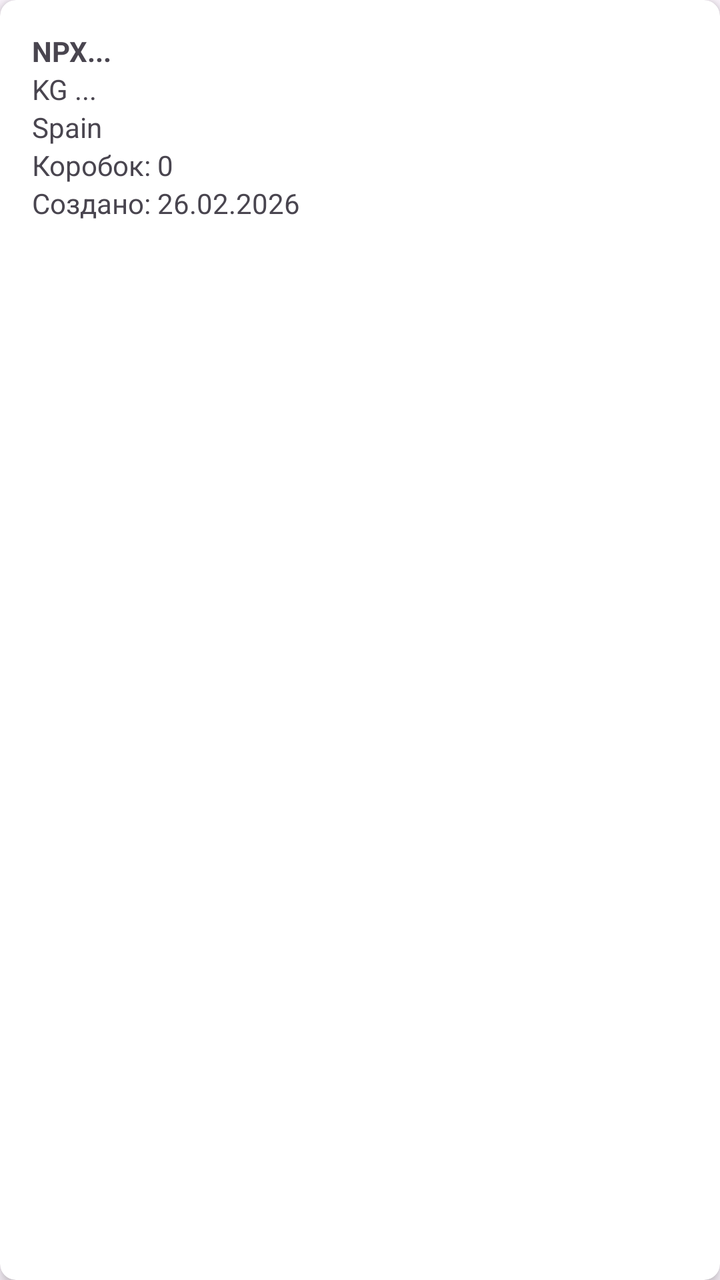
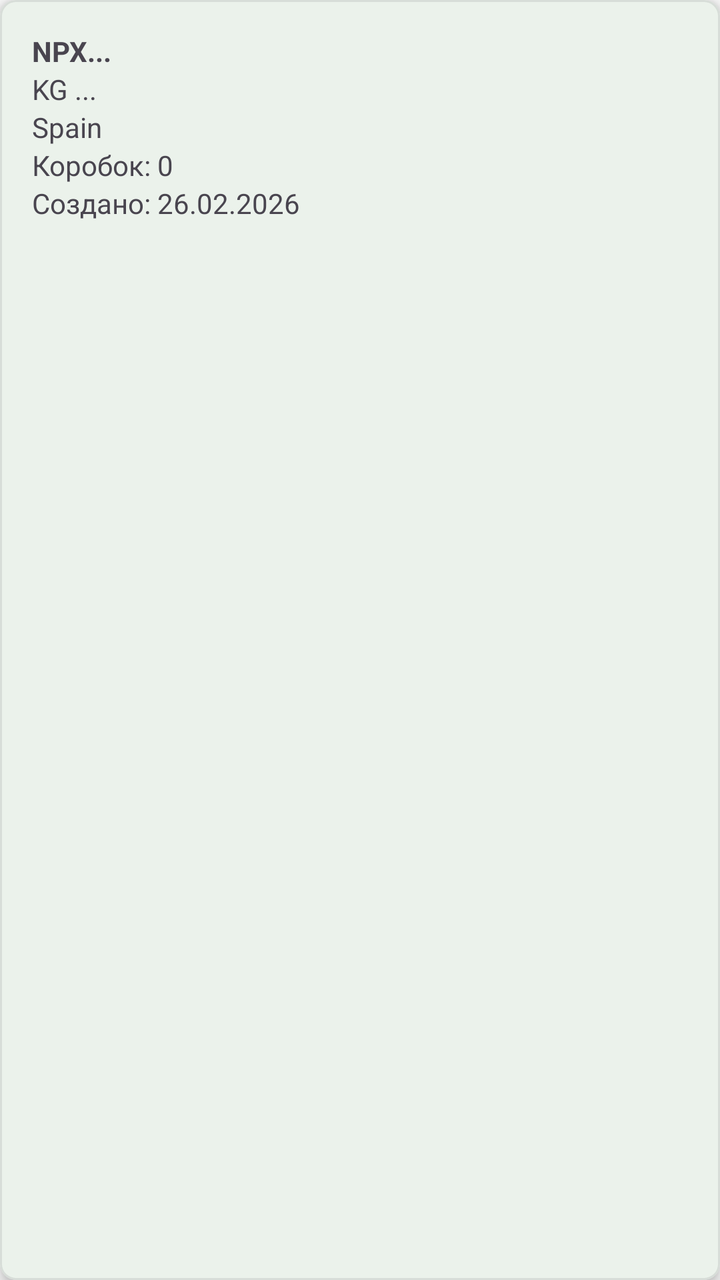

The first picture is an Android layout as it rendered before a commit; the second is the same layout after the commit. The layout source and the unified diff follow.
<!-- AndroidManifest.xml: application theme Theme.FastScan -->
<!-- res/layout/item_party.xml -->
<?xml version="1.0" encoding="utf-8"?>
<androidx.cardview.widget.CardView xmlns:android="http://schemas.android.com/apk/res/android"
    xmlns:app="http://schemas.android.com/apk/res-auto"
    android:layout_width="match_parent"
    android:layout_height="wrap_content"
    android:layout_margin="8dp"
    app:cardCornerRadius="8dp"
    app:cardElevation="4dp">

    <LinearLayout
        android:layout_width="match_parent"
        android:layout_height="wrap_content"
        android:orientation="vertical"
        android:padding="16dp">

        <TextView
            android:id="@+id/tvPartialCode"
            android:layout_width="wrap_content"
            android:layout_height="wrap_content"
            android:text="NPX..."
            android:textStyle="bold" />

        <TextView
            android:id="@+id/tvPartialName"
            android:layout_width="wrap_content"
            android:layout_height="wrap_content"
            android:text="KG ..." />

        <TextView
            android:id="@+id/tvWarehouse"
            android:layout_width="wrap_content"
            android:layout_height="wrap_content"
            android:text="Spain" />

        <TextView
            android:id="@+id/tvBoxCount"
            android:layout_width="wrap_content"
            android:layout_height="wrap_content"
            android:text="Коробок: 0" />

        <TextView
            android:id="@+id/tvDate"
            android:layout_width="wrap_content"
            android:layout_height="wrap_content"
            android:text="Создано: 26.02.2026" />

    </LinearLayout>
</androidx.cardview.widget.CardView>
<!-- resources referenced by this layout -->
<resources>
  <style name="Theme.FastScan" parent="Theme.Material3.DayNight.NoActionBar">
  
          
          <item name="colorPrimary">#2E7D32</item>
          <item name="colorPrimaryVariant">#1B5E20</item>
          <item name="colorOnPrimary">#FFFFFF</item>
  
          <item name="colorSecondary">#2E7D32</item>
          <item name="colorOnSecondary">#FFFFFF</item>
  
          
          <item name="android:statusBarColor">#1B5E20</item>
          <item name="android:windowLightStatusBar">false</item>
  
      </style>
</resources>

<!-- the commit's change to res/layout/item_party.xml (unified diff, before → after) -->
@@ -1,11 +1,14 @@
 <?xml version="1.0" encoding="utf-8"?>
-<androidx.cardview.widget.CardView xmlns:android="http://schemas.android.com/apk/res/android"
+<com.google.android.material.card.MaterialCardView xmlns:android="http://schemas.android.com/apk/res/android"
     xmlns:app="http://schemas.android.com/apk/res-auto"
     android:layout_width="match_parent"
     android:layout_height="wrap_content"
     android:layout_margin="8dp"
     app:cardCornerRadius="8dp"
-    app:cardElevation="4dp">
+    app:cardElevation="4dp"
+    app:cardBackgroundColor="@color/app_surface"
+    app:strokeColor="@color/card_stroke"
+    app:strokeWidth="1dp">
 
     <LinearLayout
         android:layout_width="match_parent"
@@ -45,4 +48,4 @@
             android:text="Создано: 26.02.2026" />
 
     </LinearLayout>
-</androidx.cardview.widget.CardView>
+</com.google.android.material.card.MaterialCardView>
<!-- resource entries referenced after the edit -->
@@ -1,19 +1,34 @@
 <!-- resources referenced by this layout -->
 <resources>
+  <color name="app_surface">#FFFFFF</color>
+  <color name="card_stroke">#D7DDD8</color>
   <style name="Theme.FastScan" parent="Theme.Material3.DayNight.NoActionBar">
   
           
-          <item name="colorPrimary">#2E7D32</item>
-          <item name="colorPrimaryVariant">#1B5E20</item>
-          <item name="colorOnPrimary">#FFFFFF</item>
+          <item name="colorPrimary">@color/app_primary</item>
+          <item name="colorPrimaryVariant">@color/app_primary_dark</item>
+          <item name="colorOnPrimary">@color/app_on_primary</item>
   
-          <item name="colorSecondary">#2E7D32</item>
-          <item name="colorOnSecondary">#FFFFFF</item>
+          <item name="colorSecondary">@color/app_primary</item>
+          <item name="colorOnSecondary">@color/app_on_primary</item>
+          <item name="colorSurface">@color/app_surface</item>
+          <item name="colorOnSurface">@color/app_text_primary</item>
+          <item name="colorOnSurfaceVariant">@color/app_text_secondary</item>
+          <item name="colorOutline">@color/card_stroke</item>
+          <item name="android:colorBackground">@color/app_background</item>
+          <item name="android:windowBackground">@color/app_background</item>
+          <item name="android:navigationBarColor">@color/app_surface</item>
   
           
-          <item name="android:statusBarColor">#1B5E20</item>
+          <item name="android:statusBarColor">@color/app_primary_dark</item>
           <item name="android:windowLightStatusBar">false</item>
   
       </style>
+  <color name="app_primary">#2E7D32</color>
+  <color name="app_primary_dark">#1B5E20</color>
+  <color name="app_on_primary">#FFFFFF</color>
+  <color name="app_text_primary">#212121</color>
+  <color name="app_text_secondary">#616161</color>
+  <color name="app_background">#FAFAFA</color>
 </resources>
 
